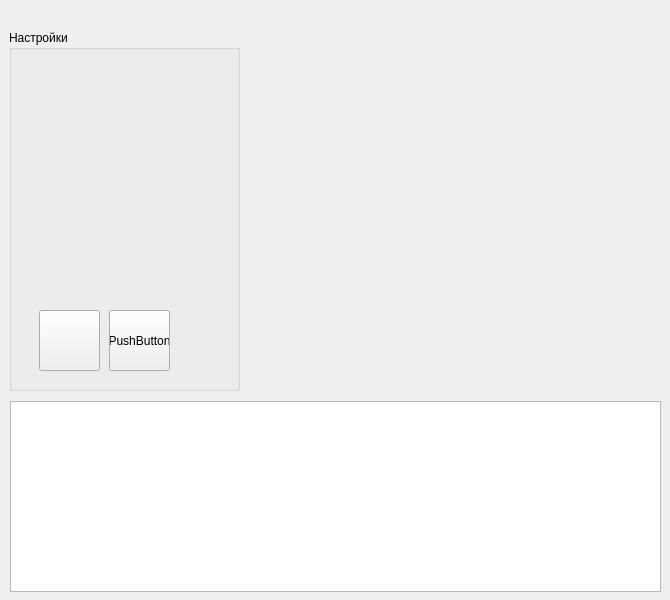
Old version of the form test.ui in the repository maxohm/portman.
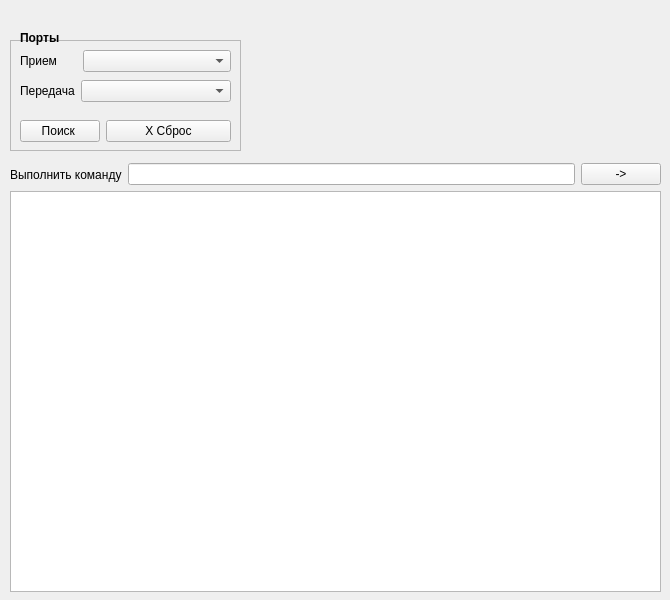
New version of the form. Icons and pictures are not drawn.

```diff
--- a/test.ui
+++ b/test.ui
@@ -18,9 +18,9 @@
     <property name="geometry">
      <rect>
       <x>10</x>
-      <y>401</y>
+      <y>191</y>
       <width>651</width>
-      <height>191</height>
+      <height>401</height>
      </rect>
     </property>
     <property name="sizePolicy">
@@ -63,52 +63,134 @@
      </property>
     </column>
    </widget>
-   <widget class="QGroupBox" name="groupBox">
+   <widget class="QFrame" name="frame">
     <property name="geometry">
      <rect>
-      <x>9</x>
-      <y>30</y>
+      <x>10</x>
+      <y>40</y>
       <width>231</width>
-      <height>361</height>
+      <height>111</height>
      </rect>
     </property>
-    <property name="title">
-     <string>Настройки</string>
+    <property name="frameShape">
+     <enum>QFrame::StyledPanel</enum>
     </property>
-    <property name="flat">
-     <bool>false</bool>
+    <property name="frameShadow">
+     <enum>QFrame::Raised</enum>
     </property>
-    <widget class="QPushButton" name="pushButton">
+    <widget class="QWidget" name="layoutWidget">
      <property name="geometry">
       <rect>
-       <x>30</x>
-       <y>280</y>
-       <width>61</width>
-       <height>61</height>
+       <x>10</x>
+       <y>40</y>
+       <width>211</width>
+       <height>29</height>
       </rect>
      </property>
-     <property name="text">
-      <string/>
+     <layout class="QFormLayout" name="formLayout_2">
+      <item row="0" column="0">
+       <widget class="QLabel" name="label_3">
+        <property name="text">
+         <string>Передача</string>
+        </property>
+       </widget>
+      </item>
+      <item row="0" column="1">
+       <widget class="QComboBox" name="txlist"/>
+      </item>
+     </layout>
+    </widget>
+    <widget class="QWidget" name="">
+     <property name="geometry">
+      <rect>
+       <x>10</x>
+       <y>10</y>
+       <width>211</width>
+       <height>29</height>
+      </rect>
      </property>
-     <property name="icon">
-      <iconset>
-       <normaloff>../../../../usr/share/icons/unity-icon-theme/search/16/search_field.png</normaloff>../../../../usr/share/icons/unity-icon-theme/search/16/search_field.png</iconset>
-     </property>
+     <layout class="QFormLayout" name="formLayout">
+      <item row="0" column="0">
+       <widget class="QLabel" name="label_2">
+        <property name="text">
+         <string>Прием      </string>
+        </property>
+       </widget>
+      </item>
+      <item row="0" column="1">
+       <widget class="QComboBox" name="rxlist"/>
+      </item>
+     </layout>
     </widget>
-    <widget class="QPushButton" name="pushButton_2">
+    <widget class="QWidget" name="">
      <property name="geometry">
       <rect>
-       <x>100</x>
-       <y>280</y>
-       <width>61</width>
-       <height>61</height>
+       <x>10</x>
+       <y>80</y>
+       <width>211</width>
+       <height>31</height>
       </rect>
      </property>
-     <property name="text">
-      <string>PushButton</string>
-     </property>
+     <layout class="QFormLayout" name="formLayout_3">
+      <item row="0" column="0">
+       <widget class="QPushButton" name="pushButton">
+        <property name="text">
+         <string>     Поиск      </string>
+        </property>
+       </widget>
+      </item>
+      <item row="0" column="1">
+       <widget class="QPushButton" name="pushButton_2">
+        <property name="text">
+         <string>Х Сброс</string>
+        </property>
+       </widget>
+      </item>
+     </layout>
     </widget>
    </widget>
+   <widget class="QLabel" name="label">
+    <property name="geometry">
+     <rect>
+      <x>20</x>
+      <y>30</y>
+      <width>51</width>
+      <height>17</height>
+     </rect>
+    </property>
+    <property name="text">
+     <string>&lt;html&gt;&lt;head/&gt;&lt;body&gt;&lt;p&gt;&lt;span style=&quot; font-weight:600;&quot;&gt;Порты&lt;/span&gt;&lt;/p&gt;&lt;/body&gt;&lt;/html&gt;</string>
+    </property>
+   </widget>
+   <widget class="QWidget" name="">
+    <property name="geometry">
+     <rect>
+      <x>10</x>
+      <y>160</y>
+      <width>651</width>
+      <height>29</height>
+     </rect>
+    </property>
+    <layout class="QHBoxLayout" name="horizontalLayout">
+     <item>
+      <widget class="QLabel" name="label_4">
+       <property name="text">
+        <string>Выполнить команду</string>
+       </property>
+      </widget>
+     </item>
+     <item>
+      <widget class="QLineEdit" name="lineEdit"/>
+     </item>
+     <item>
+      <widget class="QPushButton" name="pushButton_3">
+       <property name="text">
+        <string>-&gt;</string>
+       </property>
+      </widget>
+     </item>
+    </layout>
+   </widget>
   </widget>
  </widget>
  <resources/>
```
Left out of the diff: 3 changed lines with no effect on the pictures.
